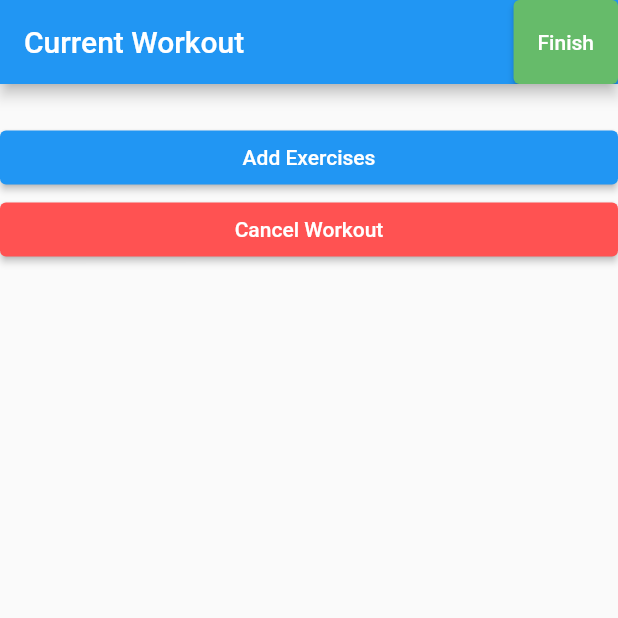
After one commit to vitalikmordak/gym_tracker, a Flutter app: the CurrentWorkoutPage screen opened directly, on a phone screen of 412 x 824 dp, the top half of it. The commit adds this screen. Run offline on Flutter 3.47's test engine with Material 2 defaults, Android fonts, the phone set to English and light mode, and no system bars.

Commit message:
Refactor current workout page as material page instead of bottom sheet

```diff
--- /dev/null
+++ b/lib/screens/current_workout_page.dart
@@ -0,0 +1,95 @@
+import 'package:flutter/material.dart';
+import 'package:gym_tracker/components/close_alert_dialog.dart';
+import 'package:gym_tracker/screens/exercises_page.dart';
+
+class CurrentWorkoutPage extends StatefulWidget {
+  const CurrentWorkoutPage({Key? key}) : super(key: key);
+
+  @override
+  State<CurrentWorkoutPage> createState() => _CurrentWorkoutPageState();
+}
+
+class _CurrentWorkoutPageState extends State<CurrentWorkoutPage> {
+  bool _workoutRunning = true;
+  List<String> _selectedExercises = [];
+
+  @override
+  Widget build(BuildContext context) {
+    return Scaffold(
+      appBar: AppBar(
+          title: Text('Current Workout'),
+          automaticallyImplyLeading: false,
+          actions: [
+            ElevatedButton(
+              child: Text('Finish'),
+              style: ElevatedButton.styleFrom(
+                  backgroundColor: Colors.green.shade400),
+              onPressed: () {
+                showDialog(
+                    context: context,
+                    builder: (BuildContext context) {
+                      return CloseAlertDialog(
+                        title: 'Cancel Workout?',
+                        content:
+                            'Are you sure you want to cancel this workout? \nAll progress will be lost.',
+                        cancelButtonText: 'Cancel Workout',
+                        resumeButtonText: 'Resume',
+                        cancelAction: () => _workoutRunning = false,
+                      );
+                    });
+              },
+            ),
+          ]),
+      body: SafeArea(
+        child: Column(
+          crossAxisAlignment: CrossAxisAlignment.stretch,
+          mainAxisAlignment: MainAxisAlignment.start,
+          children: [
+            _selectedExercises.isEmpty
+                ? SizedBox(
+                    height: 25.0,
+                  )
+                : Expanded(
+                    child: ListView.builder(
+                        scrollDirection: Axis.vertical,
+                        shrinkWrap: true,
+                        itemCount: _selectedExercises.length,
+                        itemBuilder: (context, index) {
+                          return ListTile(
+                            title: Text(_selectedExercises[index]),
+                          );
+                        }),
+                  ),
+            ElevatedButton(
+              onPressed: () async {
+                List<String> selectedUserExercises = await Navigator.push(
+                    context,
+                    MaterialPageRoute(
+                        builder: (context) => ExercisesPage(
+                              selectExercise: true,
+                            )));
+
+                if (selectedUserExercises.isNotEmpty) {
+                  setState(() {
+                    _selectedExercises = selectedUserExercises;
+                    print(_selectedExercises);
+                  });
+                }
+              },
+              child: Text('Add Exercises'),
+            ),
+            ElevatedButton(
+              onPressed: () {
+                Navigator.pop(context);
+              },
+              child: Text('Cancel Workout'),
+              style: ElevatedButton.styleFrom(
+                backgroundColor: Colors.redAccent,
+              ),
+            )
+          ],
+        ),
+      ),
+    );
+  }
+}
```
Also changed, not shown: lib/screens/current_workout_bottom_sheet_page.dart (deleted, +0 -55 lines), lib/screens/start_workout_page.dart (+8 -2 lines).
